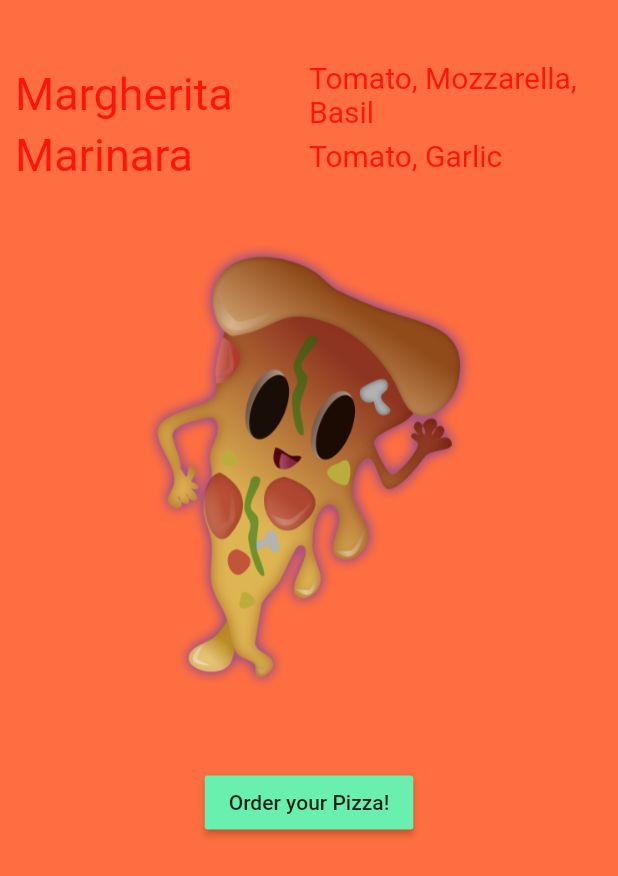
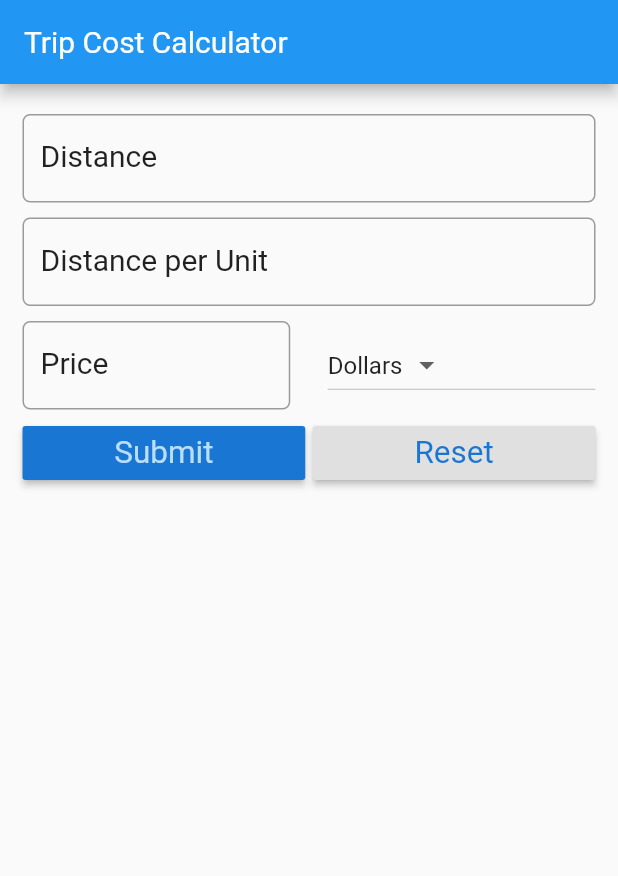
Before and after one commit to FazalHussain/Flutter-Demo, a Flutter app: the screen it shows after launch, on a phone screen of 412 x 824 dp. Shown: the top 876 px of the screen. Run offline on Flutter 3.47's test engine with Material 2 defaults, Android fonts, the phone set to English and light mode, and no system bars.

```diff
--- a/lib/main.dart
+++ b/lib/main.dart
@@ -1,5 +1,4 @@
 import 'package:flutter/material.dart';
-import './screens/layout.dart';
 
 /// [main] Entry point of a Flutter App
 /// [runApp] inflate the widget and attached it to screen
@@ -15,9 +14,191 @@ class HelloWorldApp extends StatelessWidget {
     // TODO: implement build
     return MaterialApp(
       debugShowCheckedModeBanner: false, //disapear debug tag
-      title: "Hello Flutter App",
-      home: Layout(),
+      title: "Trip Cost Calender",
+      home: FuelForm(),
+    );
+  }
+}
+
+/*
+  Statefull widget is used when the state of the widget change dynamically
+ */
+class FuelForm extends StatefulWidget {
+  @override
+  State<StatefulWidget> createState() => _FuelFormState();
+}
+
+class _FuelFormState extends State<FuelForm> {
+  final double formDistance = 5.0; //For Text Field Padding
+  TextEditingController distanceController = new TextEditingController();
+  TextEditingController avgController = new TextEditingController();
+  TextEditingController priceController = new TextEditingController();
+  String result = ''; //property that will be changed
+  final _currencies = ['Dollars', 'Euros', 'Pounds'];
+  String currency = 'Dollars';
+
+  @override
+  Widget build(BuildContext context) {
+    // TODO: implement build
+    TextStyle textStyle = Theme
+        .of(context)
+        .textTheme
+        .title;
+    return Scaffold(
+      appBar: AppBar(
+        title: Text("Trip Cost Calculator"),
+        backgroundColor: Colors.blue,
+      ),
+      body: Container(
+        padding: EdgeInsets.all(15.0),
+        child: Column(
+          children: <Widget>[
+            //Handle event as the properties of the widget
+            Padding(
+              padding: EdgeInsets.only(top: formDistance,
+                  bottom: formDistance),
+              child: TextField(
+                controller: distanceController,
+                decoration: InputDecoration(
+                    labelText: 'Distance',
+                    hintText: 'e.g 123',
+                    labelStyle: textStyle,
+                    border: OutlineInputBorder(
+                        borderRadius: BorderRadius.circular(5.0)
+                    )
+                ),
+                keyboardType: TextInputType.number,
+              ),
+            ),
+
+
+            Padding(
+              padding: EdgeInsets.only(top: formDistance,
+                  bottom: formDistance),
+              child: TextField(
+                controller: avgController,
+                decoration: InputDecoration(
+                    labelText: 'Distance per Unit',
+                    hintText: 'e.g 16',
+                    labelStyle: textStyle,
+                    border: OutlineInputBorder(
+                        borderRadius: BorderRadius.circular(5.0)
+                    )
+                ),
+                keyboardType: TextInputType.number,
+              ),
+            ),
+
+
+
+
+            Padding(
+              padding: EdgeInsets.only(top: formDistance,
+                  bottom: formDistance),
+              child: Row(children: <Widget>[
+              Expanded(child: TextField(
+                controller: priceController,
+                decoration: InputDecoration(
+                    labelText: 'Price',
+                    hintText: 'e.g 12.23',
+                    labelStyle: textStyle,
+                    border: OutlineInputBorder(
+                        borderRadius: BorderRadius.circular(5.0)
+                    )
+                ),
+                keyboardType: TextInputType.number,
+              ),),
+            //For space between price & dropdown use container
+            Container(width: 5 * formDistance,),
+            Expanded(child: DropdownButton<String>(
+              items: _currencies.map((String value) {
+                return DropdownMenuItem<String>(
+                  value: value,
+                  child: Text(value),
+                );
+              }).toList(),
+              value: currency,
+              onChanged: (String val) {
+                _onDropDownChanged(val);
+              },
+            ),)],)
+            ),
+
+            Row(children: <Widget>[
+              //Submit button
+              //expanded is used to adjust width according to the device like weights in android native
+              Expanded(child: RaisedButton(
+                color: Theme
+                    .of(context)
+                    .primaryColorDark,
+                textColor: Theme
+                    .of(context)
+                    .primaryColorLight,
+                child: Text(
+                  'Submit',
+                  textScaleFactor: 1.5,
+                ),
+                onPressed: () {
+                  setState(() {
+                    result = _calculate();
+                  });
+                },
+              ),),
+
+              Container(width: formDistance,),
+
+              //Reset button
+              Expanded(child: RaisedButton(
+                color: Theme
+                    .of(context)
+                    .buttonColor,
+                textColor: Theme
+                    .of(context)
+                    .primaryColorDark,
+                child: Text(
+                  'Reset',
+                  textScaleFactor: 1.5,
+                ),
+                onPressed: () {
+                  setState(() {
+                    _reset();
+                  });
+                },
+              ),
+              )
+
+
+
+            ],
+            ),
+            Text(result)
+          ],
+        ),
+      ),
     );
   }
 
+  void _onDropDownChanged(String val) {
+    setState(() {
+      this.currency = val;
+    });
+  }
+
+  void _reset() {
+    distanceController.text = '';
+    priceController.text = '';
+    avgController.text = '';
+    result = '';
+  }
+
+  String _calculate() {
+    double distance = double.parse(distanceController.text);
+    double fuelPrice = double.parse(priceController.text);
+    double consumption = double.parse(avgController.text);
+
+    double total = distance / consumption * fuelPrice;
+    //toStringAsFixed show the double with 2 digit decimal
+    return 'The total price of the trip is ' + total.toStringAsFixed(2) +
+        ' ' + currency;
+  }
 }
--- a/lib/screens/Home.dart
+++ /dev/null
@@ -1,38 +0,0 @@
-import 'package:flutter/material.dart';
-
-class Home extends StatelessWidget {
-  @override
-  Widget build(BuildContext context) {
-    // TODO: implement build
-    return Material(
-      color: Colors.blue,
-      child: Center(
-        child: Text(
-          sayHello(),
-          textDirection: TextDirection.ltr,
-          style: TextStyle(color: Colors.white, fontSize: 36.0),
-        ),
-      ),
-    );
-  }
-
-  String sayHello() {
-    String hello;
-    DateTime now = DateTime.now();
-    int hour = now.hour;
-    int minutes = now.minute;
-
-    if(hour < 12) {
-      hello = "Good Morning";
-    } else if (hour < 18) {
-      hello = "Good Afternoon";
-    } else {
-      hello = "Good Evening";
-    }
-
-    String min = (minutes < 10) ? "0" + minutes.toString() : minutes.toString();
-
-
-    return "It's now " + hour.toString() + ":" + min + ".\n" + hello;
-  }
-}
--- a/lib/screens/layout.dart
+++ /dev/null
@@ -1,136 +0,0 @@
-import 'package:flutter/material.dart';
-
-class Layout extends StatelessWidget {
-  @override
-  Widget build(BuildContext context) {
-    // TODO: implement build
-    return Center(
-        child: Container(
-            alignment: Alignment.center,
-            color: Colors.deepOrangeAccent,
-            padding: EdgeInsets.only(top: 40, left: 10, right: 10),
-            //margin: EdgeInsets.all(30.0), //all side margin
-            // Row is used to place widget horizontally
-            // Row is not scrollable. if the content is large and unable to fit
-            // in the view flutter indicate the error on the right
-            child: Column(
-              children: <Widget>[
-                //1st row
-                Row(
-                  children: <Widget>[
-                    Expanded(
-                      child: Text(
-                        "Margherita",
-                        textDirection: TextDirection.ltr,
-                        style: TextStyle(
-                            //color: Colors.red,
-                            fontSize: 30.0,
-                            decoration: TextDecoration.none,
-                            // remove decoration i.e underline, etc
-                            fontFamily: "Roboto",
-                            //check pubspec.yml
-                            fontWeight: FontWeight.normal),
-                      ),
-                    ),
-                    Expanded(
-                      child: Text(
-                        "Tomato, Mozzarella, Basil",
-                        textDirection: TextDirection.ltr,
-                        style: TextStyle(
-                            //color: Colors.red,
-                            fontSize: 20.0,
-                            decoration: TextDecoration.none,
-                            // remove decoration i.e underline, etc
-                            fontFamily: "Roboto",
-                            //check pubspec.yml
-                            fontWeight: FontWeight.normal),
-                      ),
-                    )
-                  ],
-                ),
-
-                //2nd row
-                Row(
-                  children: <Widget>[
-                    Expanded(
-                      child: Text(
-                        "Marinara",
-                        textDirection: TextDirection.ltr,
-                        style: TextStyle(
-                            //color: Colors.red,
-                            fontSize: 30.0,
-                            decoration: TextDecoration.none,
-                            // remove decoration i.e underline, etc
-                            fontFamily: "Roboto",
-                            //check pubspec.yml
-                            fontWeight: FontWeight.normal),
-                      ),
-                    ),
-                    Expanded(
-                      child: Text(
-                        "Tomato, Garlic",
-                        textDirection: TextDirection.ltr,
-                        style: TextStyle(
-                            //color: Colors.red,
-                            fontSize: 20.0,
-                            decoration: TextDecoration.none,
-                            // remove decoration i.e underline, etc
-                            fontFamily: "Roboto",
-                            //check pubspec.yml
-                            fontWeight: FontWeight.normal),
-                      ),
-                    )
-                  ],
-                ),
-
-                PizzaImageWidget(),
-                OrderButton()
-              ],
-            )));
-  }
-}
-
-class PizzaImageWidget extends StatelessWidget {
-  @override
-  Widget build(BuildContext context) {
-    AssetImage assetImage = AssetImage('images/pizza1.png');
-    Image image = Image(
-      image: assetImage,
-      width: 300.0,
-      height: 300.0,
-    );
-    return Container(
-      margin: EdgeInsets.only(top: 40),
-      child: image,
-    );
-  }
-}
-
-class OrderButton extends StatelessWidget {
-  @override
-  Widget build(BuildContext context) {
-    var button = Container(
-      margin: EdgeInsets.only(top: 50.0),
-      child: RaisedButton(
-        color: Colors.greenAccent,
-        child: Text("Order your Pizza!"),
-        onPressed: () {
-          order(context);
-        },
-      ),
-    );
-    return button;
-  }
-
-  void order(BuildContext context) {
-    var alert = AlertDialog(
-      title: Text("Order Completed"),
-      content: Text("Thanks for your order"),
-    );
-    showDialog(
-        context: context,
-        builder: (BuildContext context) {
-          return alert;
-        });
-  }
-}
```
Also changed, not shown: fonts/Roboto-Black.ttf (added), fonts/Roboto-BlackItalic.ttf (added), fonts/Roboto-Bold.ttf (added), fonts/Roboto-BoldItalic.ttf (added), fonts/Roboto-Italic.ttf (added), fonts/Roboto-Light.ttf (added), fonts/Roboto-LightItalic.ttf (added), fonts/Roboto-Medium.ttf (added), fonts/Roboto-MediumItalic.ttf (added), fonts/Roboto-Regular.ttf (added), fonts/Roboto-Thin.ttf (added), fonts/Roboto-ThinItalic.ttf (added).
